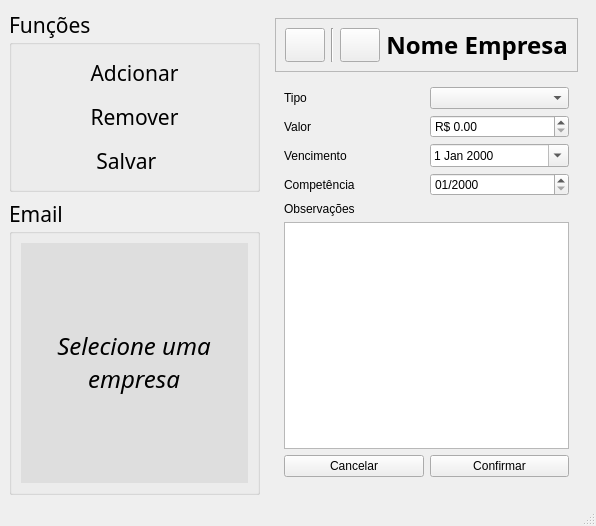
First picture: the form in src/ui/window_pend.ui, repository DeltaPrice-Pedro/Pendencias_Contabeis, before the edit.
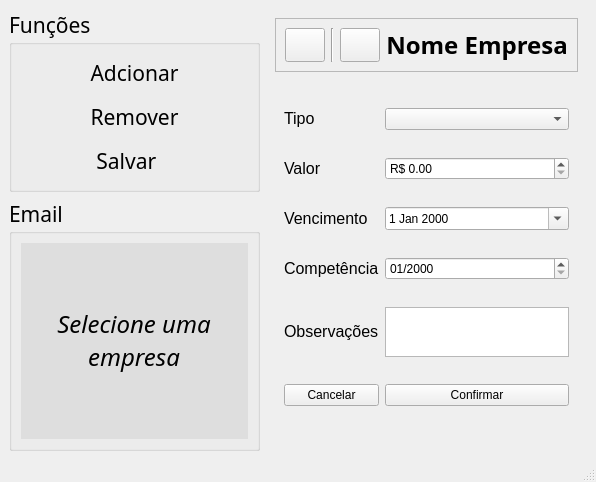
Second picture: the form after the edit. The open tabs and pages were chosen to show the change. Icons and pictures are not drawn.

Patch:
```diff
--- a/src/ui/window_pend.ui
+++ b/src/ui/window_pend.ui
@@ -7,7 +7,7 @@
     <x>0</x>
     <y>0</y>
     <width>531</width>
-    <height>526</height>
+    <height>472</height>
    </rect>
   </property>
   <property name="windowTitle">
@@ -334,6 +334,17 @@
             </item>
             <item row="3" column="0">
              <widget class="QLabel" name="label_2">
+              <property name="sizePolicy">
+               <sizepolicy hsizetype="Preferred" vsizetype="Maximum">
+                <horstretch>0</horstretch>
+                <verstretch>0</verstretch>
+               </sizepolicy>
+              </property>
+              <property name="font">
+               <font>
+                <pointsize>12</pointsize>
+               </font>
+              </property>
               <property name="text">
                <string>Competência</string>
               </property>
@@ -348,6 +359,17 @@
             </item>
             <item row="4" column="0">
              <widget class="QLabel" name="label">
+              <property name="sizePolicy">
+               <sizepolicy hsizetype="Preferred" vsizetype="Maximum">
+                <horstretch>0</horstretch>
+                <verstretch>0</verstretch>
+               </sizepolicy>
+              </property>
+              <property name="font">
+               <font>
+                <pointsize>12</pointsize>
+               </font>
+              </property>
               <property name="text">
                <string>Observações</string>
               </property>
@@ -355,6 +377,17 @@
             </item>
             <item row="1" column="0">
              <widget class="QLabel" name="label_3">
+              <property name="sizePolicy">
+               <sizepolicy hsizetype="Preferred" vsizetype="Maximum">
+                <horstretch>0</horstretch>
+                <verstretch>0</verstretch>
+               </sizepolicy>
+              </property>
+              <property name="font">
+               <font>
+                <pointsize>12</pointsize>
+               </font>
+              </property>
               <property name="text">
                <string>Valor</string>
               </property>
@@ -362,6 +395,17 @@
             </item>
             <item row="0" column="0">
              <widget class="QLabel" name="label_4">
+              <property name="sizePolicy">
+               <sizepolicy hsizetype="Preferred" vsizetype="Maximum">
+                <horstretch>0</horstretch>
+                <verstretch>0</verstretch>
+               </sizepolicy>
+              </property>
+              <property name="font">
+               <font>
+                <pointsize>12</pointsize>
+               </font>
+              </property>
               <property name="text">
                <string>Tipo</string>
               </property>
@@ -369,6 +413,17 @@
             </item>
             <item row="2" column="0">
              <widget class="QLabel" name="label_5">
+              <property name="sizePolicy">
+               <sizepolicy hsizetype="Preferred" vsizetype="Maximum">
+                <horstretch>0</horstretch>
+                <verstretch>0</verstretch>
+               </sizepolicy>
+              </property>
+              <property name="font">
+               <font>
+                <pointsize>12</pointsize>
+               </font>
+              </property>
               <property name="text">
                <string>Vencimento</string>
               </property>
@@ -397,9 +452,6 @@
               </property>
              </widget>
             </item>
-            <item row="5" column="0" colspan="2">
-             <widget class="QTextEdit" name="textEdit"/>
-            </item>
             <item row="6" column="1">
              <widget class="QPushButton" name="pushButton">
               <property name="text">
@@ -414,6 +466,22 @@
               </property>
              </widget>
             </item>
+            <item row="4" column="1">
+             <widget class="QTextEdit" name="textEdit">
+              <property name="sizePolicy">
+               <sizepolicy hsizetype="Expanding" vsizetype="Expanding">
+                <horstretch>0</horstretch>
+                <verstretch>0</verstretch>
+               </sizepolicy>
+              </property>
+              <property name="maximumSize">
+               <size>
+                <width>16777215</width>
+                <height>50</height>
+               </size>
+              </property>
+             </widget>
+            </item>
            </layout>
           </widget>
          </widget>
```
Left out of the diff: 10 changed lines with no effect on the pictures.
